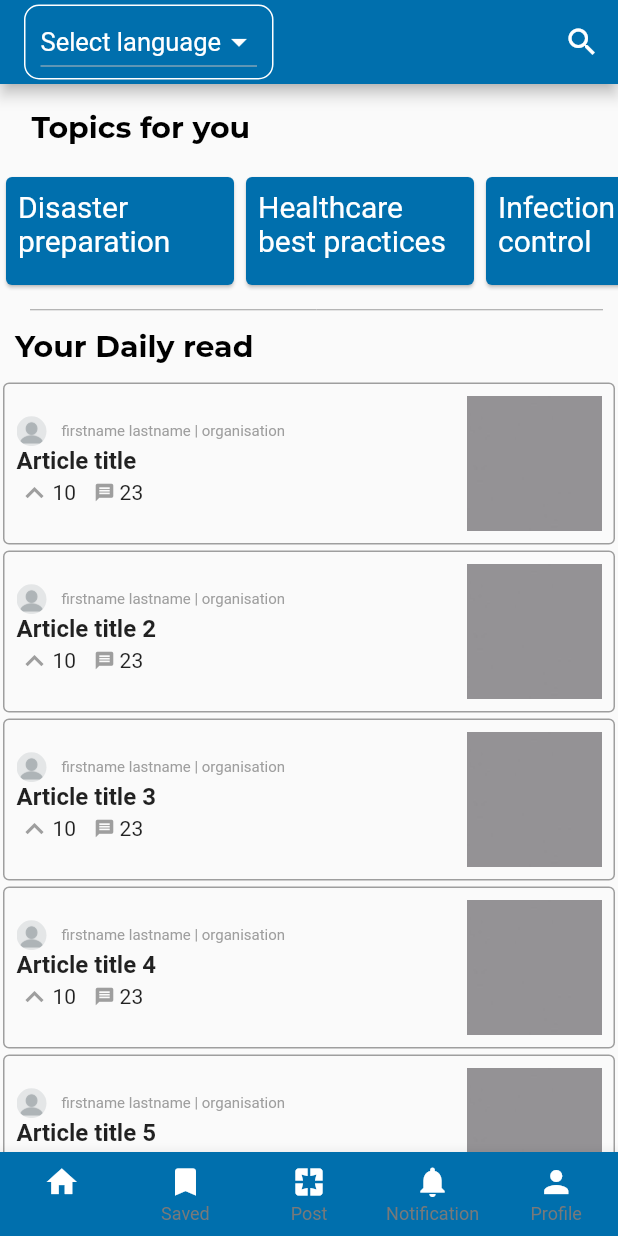
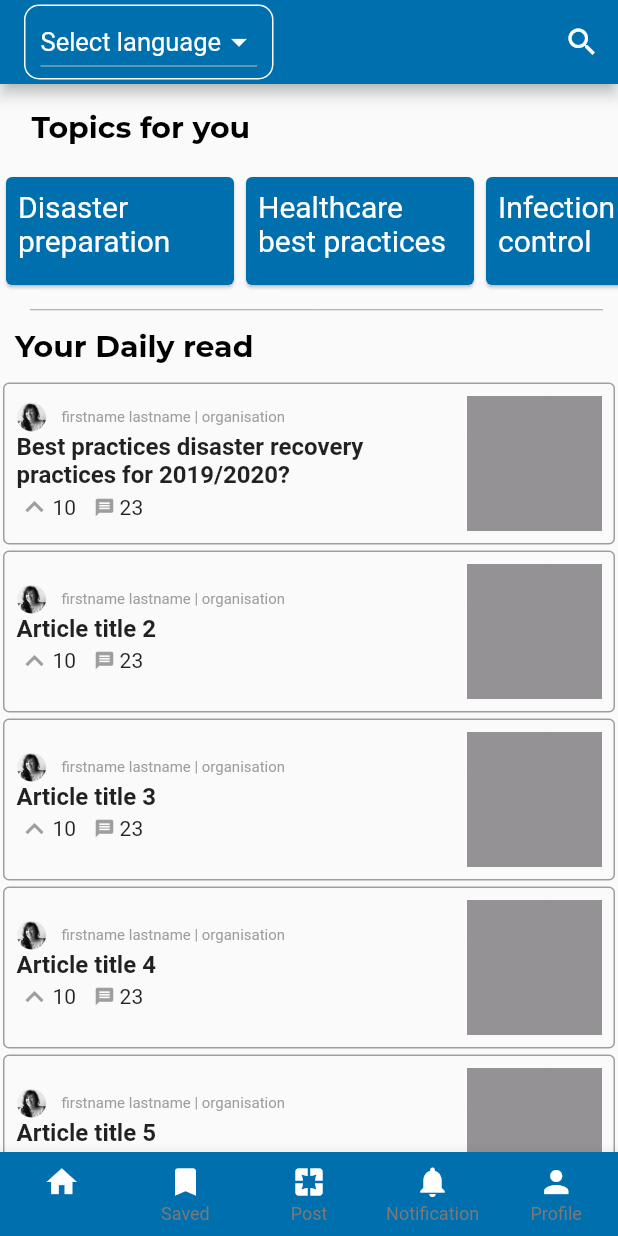
Before and after one commit to sujithjose5/practiceExchange, a Flutter app: the screen it shows once a user with an empty profile is signed in, on a phone screen of 412 x 824 dp. Run offline on Flutter 3.47's test engine with Material 2 defaults, Android fonts, the light colour scheme and no system bars; our stand-ins replace cloud_firestore, firebase_auth; accounts and stored records are empty; project files that could hold a hidden picture were left out.

Commit message:
linked read page with home screen tiles, and modified the display on first tile to match article.

```diff
--- a/practice_exchange/lib/screens/home.dart
+++ b/practice_exchange/lib/screens/home.dart
@@ -103,8 +103,12 @@ class _MyHomePageState extends State<MyHomePage> {
   Widget articleList(String title, int ranking) {
     return Padding(
       padding: const EdgeInsets.all(2.0),
+      child: GestureDetector(
+        onTap: () {
+          Navigator.pushNamed(context, '/readpost');
+        },
         child: Container(
-        width: 160.0,
+          width: 40.0,
           child: Container(
             decoration: BoxDecoration(
               border: Border.all(
@@ -128,7 +132,7 @@ class _MyHomePageState extends State<MyHomePage> {
                             borderRadius: BorderRadius.circular(10.0),
                             child: Image(
                               image: AssetImage(
-                              'assets/images/blankProfilePicture.png',
+                                'assets/images/naomi-2.png',
                               ),
                               width: 20,
                               height: 20,
@@ -198,12 +202,13 @@ class _MyHomePageState extends State<MyHomePage> {
             ),
           ),
         ),
+      ),
     );
   }
 
   Widget getArticles() {
     List<String> categoryTitles = [
-      'Article title',
+      'Best practices disaster recovery \npractices for 2019/2020?',
       'Article title 2',
       'Article title 3',
       'Article title 4',
```
Lines whose indentation alone changed are shown as unchanged.
